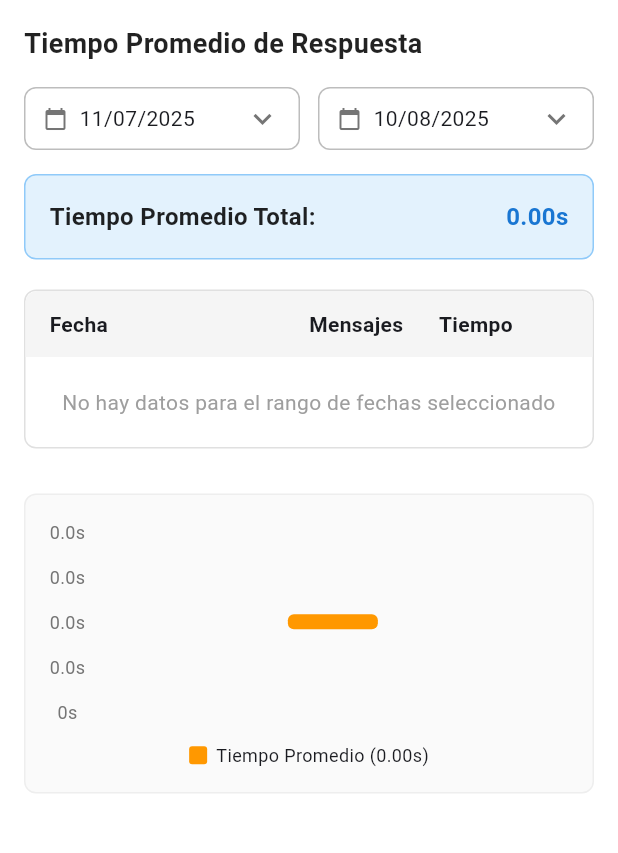
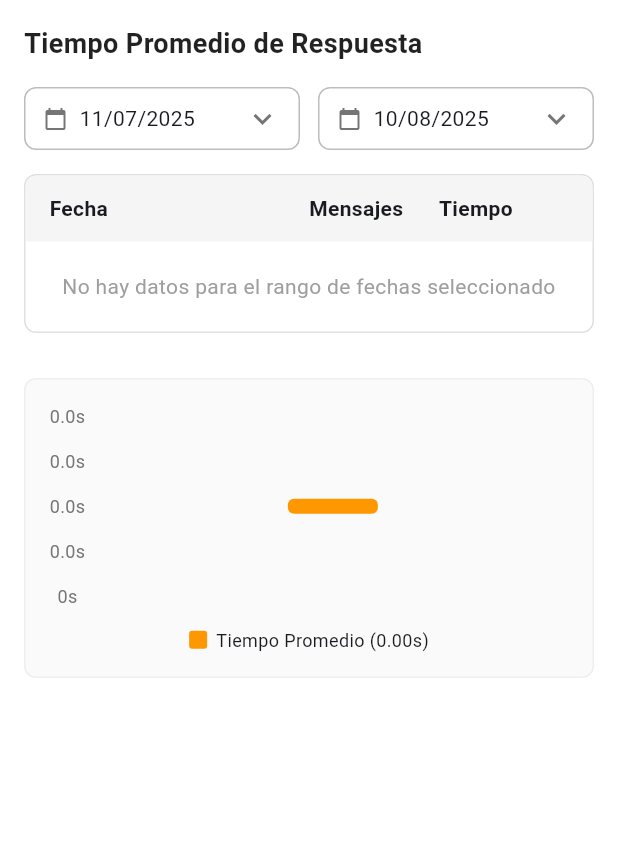
Before and after one commit to josmeldev/txtscan, a Flutter app: the TiempoPromedioScreen screen opened directly, on a phone screen of 412 x 824 dp, the part 84-937 px from its top. Run offline on Flutter 3.47's test engine with Material 3 defaults, Android fonts, the phone set to English and light mode, and no system bars; our stand-ins replace firebase_auth, firebase_core, firebase_database, firebase_messaging, flutter_spinkit; accounts and stored records are empty.

Commit message:
Refactor TiempoPromedioScreen: remove unused total messages variable, streamline average time calculation, and clean up UI by removing total average display

```diff
--- a/lib/screens/tiempo_promedio_screen.dart
+++ b/lib/screens/tiempo_promedio_screen.dart
@@ -15,7 +15,6 @@ class _TiempoPromedioScreenState extends State<TiempoPromedioScreen> {
   List<Map<String, dynamic>> _datosTabla = [];
   bool _isLoading = false;
   double _tiempoPromedioTotal = 0.0;
-  int _totalMensajes = 0;
 
   @override
   void initState() {
@@ -95,8 +94,8 @@ class _TiempoPromedioScreenState extends State<TiempoPromedioScreen> {
 
     // Calcular promedios por fecha y totales
     _datosTabla.clear();
-    double tiempoTotalGeneral = 0.0;
-    _totalMensajes = 0;
+    double sumaTiemposPromedio = 0.0;
+    int diasConDatos = 0;
 
     datosPorFecha.forEach((fecha, datos) {
       final mensajes = datos['mensajes'] as int;
@@ -109,12 +108,15 @@ class _TiempoPromedioScreenState extends State<TiempoPromedioScreen> {
         'tiempoPromedio': tiempoPromedio,
       });
 
-      tiempoTotalGeneral += tiempoTotal;
-      _totalMensajes += mensajes;
+      // Sumar los promedios de cada día (no los tiempos totales)
+      if (tiempoPromedio > 0) {
+        sumaTiemposPromedio += tiempoPromedio;
+        diasConDatos++;
+      }
     });
 
-    // Calcular tiempo promedio total
-    _tiempoPromedioTotal = _totalMensajes > 0 ? tiempoTotalGeneral / _totalMensajes : 0.0;
+    // Calcular tiempo promedio total: promedio de los promedios diarios
+    _tiempoPromedioTotal = diasConDatos > 0 ? sumaTiemposPromedio / diasConDatos : 0.0;
 
     // Ordenar por fecha (más reciente primero)
     _datosTabla.sort((a, b) {
@@ -241,38 +243,6 @@ class _TiempoPromedioScreenState extends State<TiempoPromedioScreen> {
                   ],
                 ),
                 const SizedBox(height: 16),
-
-                // Tiempo promedio total
-                Container(
-                  padding: const EdgeInsets.all(16),
-                  decoration: BoxDecoration(
-                    color: Colors.blue.shade50,
-                    borderRadius: BorderRadius.circular(8),
-                    border: Border.all(color: Colors.blue.shade200),
-                  ),
-                  child: Row(
-                    mainAxisAlignment: MainAxisAlignment.spaceBetween,
-                    children: [
-                      const Text(
-                        'Tiempo Promedio Total:',
-                        style: TextStyle(
-                          fontSize: 16,
-                          fontWeight: FontWeight.bold,
-                          color: Colors.black87,
-                        ),
-                      ),
-                      Text(
-                        _formatearTiempo(_tiempoPromedioTotal),
-                        style: TextStyle(
-                          fontSize: 16,
-                          fontWeight: FontWeight.bold,
-                          color: Colors.blue.shade700,
-                        ),
-                      ),
-                    ],
-                  ),
-                ),
-                const SizedBox(height: 20),
 
                 // Tabla de datos
                 Container(
```
